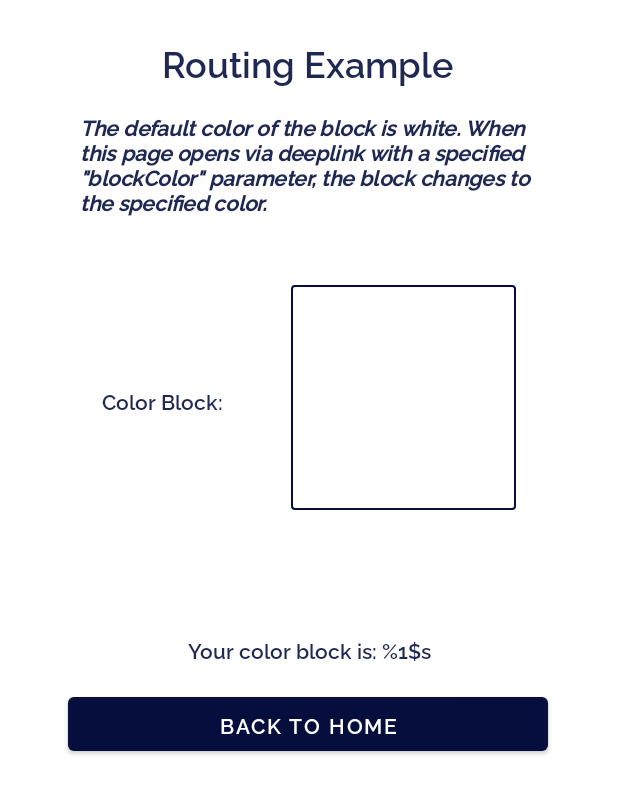
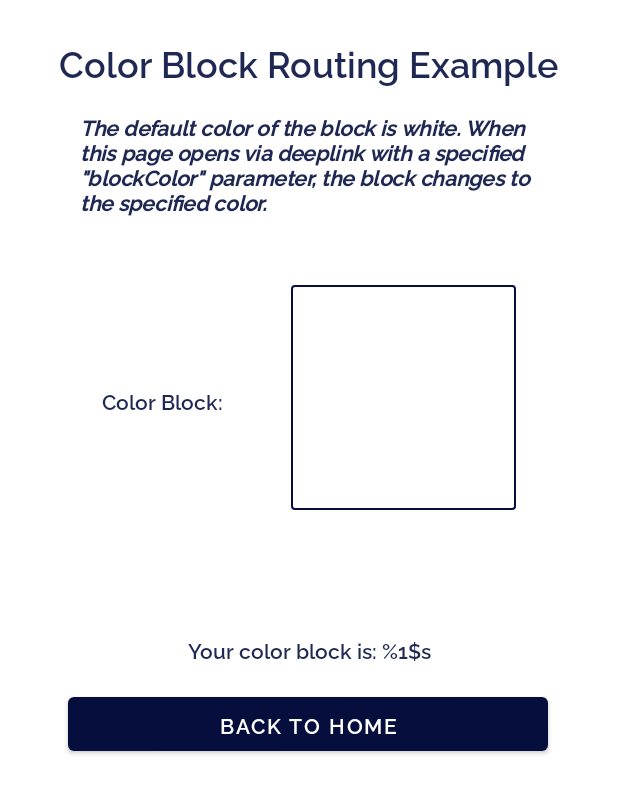
Before and after one commit to BranchMetrics/branch-android-sdk-samples, an Android app: the ColorBlockPage screen opened directly, with no data from a screen before it, on a phone screen of 412 x 824 dp. Shown: the top 794 px of the screen. Run offline under Robolectric (Android 15) with nearby library versions, the phone set to English and light mode, and no system bars; libraries missing offline, so code that uses them is left out: io.branch.referral; 2 statements that could not run were skipped.

Commit message:
Update activity_color_block_page.xml

```diff
--- a/BranchAndroidTestSampleApp/app/src/main/res/layout/activity_color_block_page.xml
+++ b/BranchAndroidTestSampleApp/app/src/main/res/layout/activity_color_block_page.xml
@@ -61,7 +61,7 @@
         android:layout_height="wrap_content"
         android:layout_marginTop="24dp"
         android:fontFamily="@font/raleway_medium"
-        android:text="Routing Example"
+        android:text="Color Block Routing Example"
         android:textColor="@color/branch_text_blue"
         android:textSize="24sp"
         app:layout_constraintEnd_toEndOf="parent"
```
